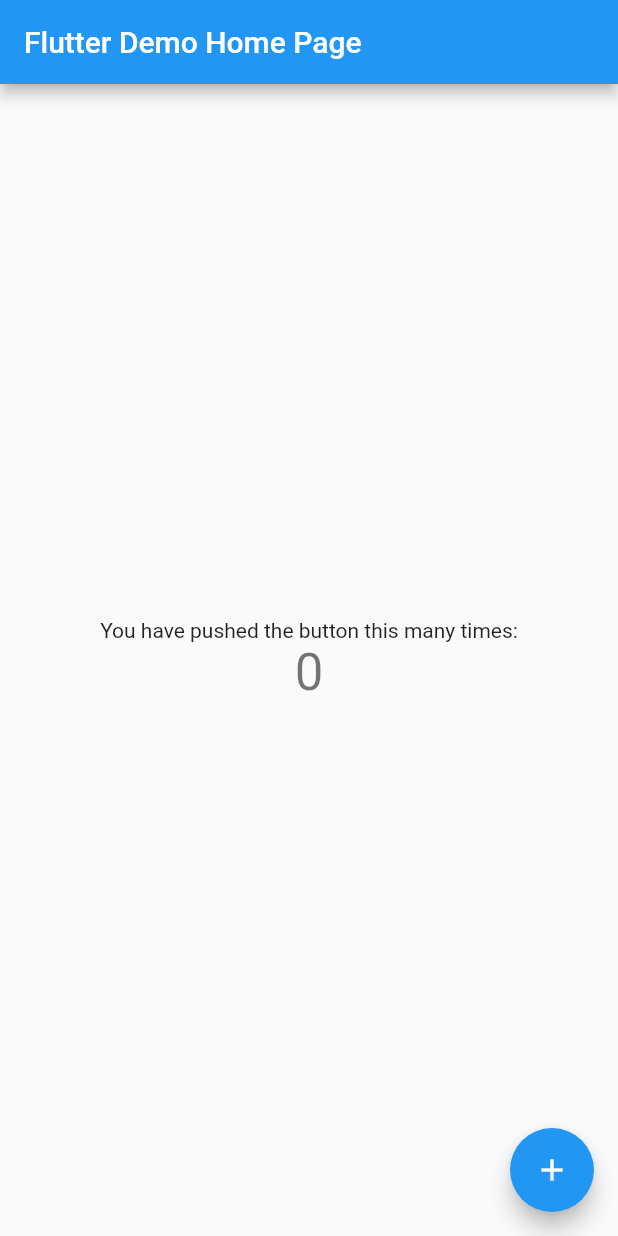
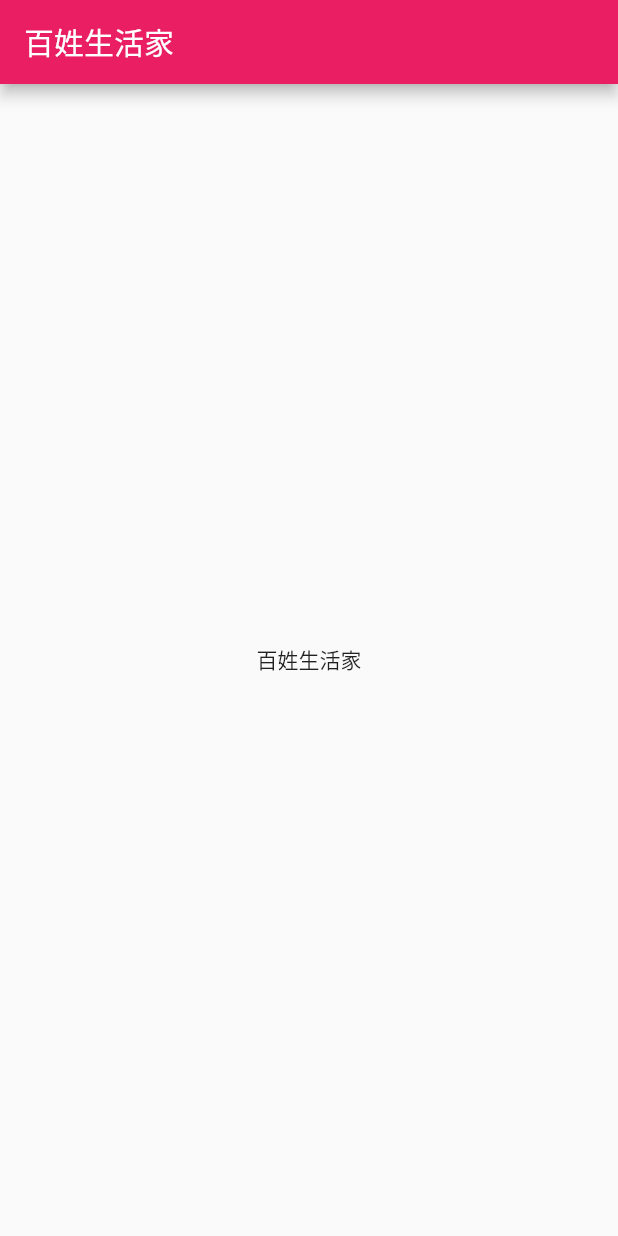
Before and after one commit to andjdk/FlutterShop, a Flutter app: the screen it shows after launch, on a phone screen of 412 x 824 dp. Run offline on Flutter 3.47's test engine with Material 2 defaults, Android fonts, the phone set to English and light mode, and no system bars.

```diff
--- /dev/null
+++ b/flutter_shop/lib/index_page.dart
@@ -0,0 +1,17 @@
+import 'package:flutter/material.dart';
+
+class IndexPage extends StatelessWidget{
+  @override
+  Widget build(BuildContext context) {
+    return Scaffold(
+      appBar: AppBar(
+        title: Text("百姓生活家"),
+      ),
+      body: Center(
+        child: Text("百姓生活家"),
+      ),
+    );
+  }
+
+
+}
--- a/flutter_shop/lib/main.dart
+++ b/flutter_shop/lib/main.dart
@@ -1,111 +1,22 @@
 import 'package:flutter/material.dart';
 
-void main() => runApp(MyApp());
+import 'index_page.dart';
+
+void main()=>runApp(MyApp());
 
 class MyApp extends StatelessWidget {
-  // This widget is the root of your application.
+
   @override
   Widget build(BuildContext context) {
-    return MaterialApp(
-      title: 'Flutter Demo',
-      theme: ThemeData(
-        // This is the theme of your application.
-        //
-        // Try running your application with "flutter run". You'll see the
-        // application has a blue toolbar. Then, without quitting the app, try
-        // changing the primarySwatch below to Colors.green and then invoke
-        // "hot reload" (press "r" in the console where you ran "flutter run",
-        // or simply save your changes to "hot reload" in a Flutter IDE).
-        // Notice that the counter didn't reset back to zero; the application
-        // is not restarted.
-        primarySwatch: Colors.blue,
+    return Container(
+      child: MaterialApp(
+        title: "百姓生活家",
+        debugShowCheckedModeBanner: false,
+        theme: ThemeData(
+          primaryColor: Colors.pink
+        ),
+        home: IndexPage(),
       ),
-      home: MyHomePage(title: 'Flutter Demo Home Page'),
     );
   }
 }
-
-class MyHomePage extends StatefulWidget {
-  MyHomePage({Key key, this.title}) : super(key: key);
-
-  // This widget is the home page of your application. It is stateful, meaning
-  // that it has a State object (defined below) that contains fields that affect
-  // how it looks.
-
-  // This class is the configuration for the state. It holds the values (in this
-  // case the title) provided by the parent (in this case the App widget) and
-  // used by the build method of the State. Fields in a Widget subclass are
-  // always marked "final".
-
-  final String title;
-
-  @override
-  _MyHomePageState createState() => _MyHomePageState();
-}
-
-class _MyHomePageState extends State<MyHomePage> {
-  int _counter = 0;
-
-  void _incrementCounter() {
-    setState(() {
-      // This call to setState tells the Flutter framework that something has
-      // changed in this State, which causes it to rerun the build method below
-      // so that the display can reflect the updated values. If we changed
-      // _counter without calling setState(), then the build method would not be
-      // called again, and so nothing would appear to happen.
-      _counter++;
-    });
-  }
-
-  @override
-  Widget build(BuildContext context) {
-    // This method is rerun every time setState is called, for instance as done
-    // by the _incrementCounter method above.
-    //
-    // The Flutter framework has been optimized to make rerunning build methods
-    // fast, so that you can just rebuild anything that needs updating rather
-    // than having to individually change instances of widgets.
-    return Scaffold(
-      appBar: AppBar(
-        // Here we take the value from the MyHomePage object that was created by
-        // the App.build method, and use it to set our appbar title.
-        title: Text(widget.title),
-      ),
-      body: Center(
-        // Center is a layout widget. It takes a single child and positions it
-        // in the middle of the parent.
-        child: Column(
-          // Column is also layout widget. It takes a list of children and
-          // arranges them vertically. By default, it sizes itself to fit its
-          // children horizontally, and tries to be as tall as its parent.
-          //
-          // Invoke "debug painting" (press "p" in the console, choose the
-          // "Toggle Debug Paint" action from the Flutter Inspector in Android
-          // Studio, or the "Toggle Debug Paint" command in Visual Studio Code)
-          // to see the wireframe for each widget.
-          //
-          // Column has various properties to control how it sizes itself and
-          // how it positions its children. Here we use mainAxisAlignment to
-          // center the children vertically; the main axis here is the vertical
-          // axis because Columns are vertical (the cross axis would be
-          // horizontal).
-          mainAxisAlignment: MainAxisAlignment.center,
-          children: <Widget>[
-            Text(
-              'You have pushed the button this many times:',
-            ),
-            Text(
-              '$_counter',
-              style: Theme.of(context).textTheme.display1,
-            ),
-          ],
-        ),
-      ),
-      floatingActionButton: FloatingActionButton(
-        onPressed: _incrementCounter,
-        tooltip: 'Increment',
-        child: Icon(Icons.add),
-      ), // This trailing comma makes auto-formatting nicer for build methods.
-    );
-  }
-}
```
